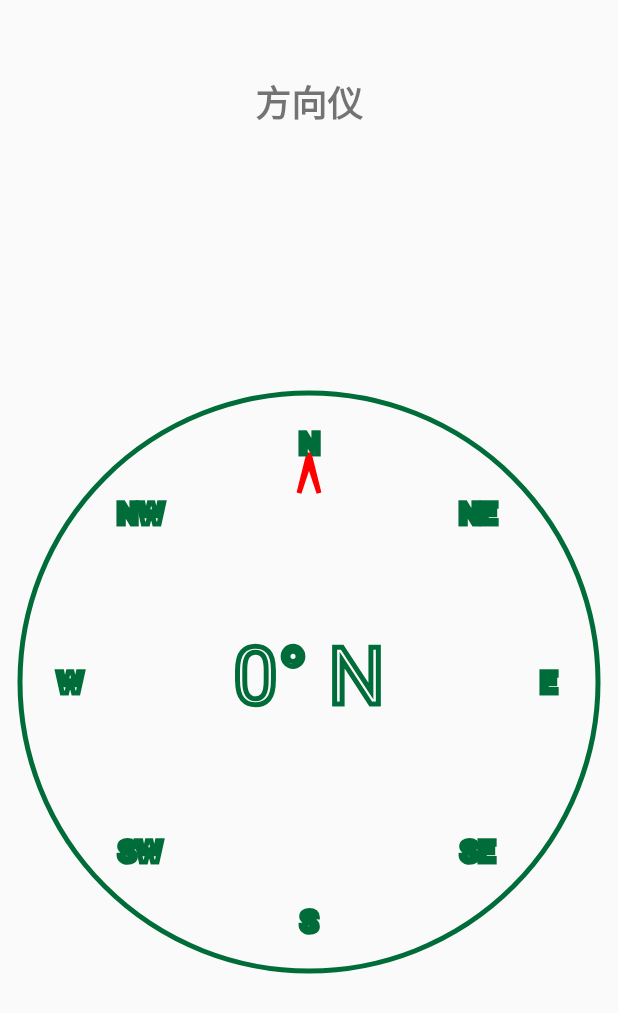
After one commit to HR10108/GRWC_self, an Android app: the CompassActivity screen opened directly, with no data from a screen before it, on a phone screen of 412 x 824 dp. The commit adds this screen. Shown: the top 1013 px of the screen. Run offline under Robolectric (Android 15) with nearby library versions, the phone set to English and light mode, and no system bars.

Commit message:
完成方向仪，但是目前硬件好像出了点问题

```diff
--- /dev/null
+++ b/app/src/main/java/no/nordicsemi/android/nrftoolbox/compass/CompassActivity.java
@@ -0,0 +1,89 @@
+package no.nordicsemi.android.nrftoolbox.compass;
+
+import androidx.appcompat.app.AppCompatActivity;
+import androidx.localbroadcastmanager.content.LocalBroadcastManager;
+
+import no.nordicsemi.android.nrftoolbox.R;
+import no.nordicsemi.android.nrftoolbox.uart.UARTService;
+import no.nordicsemi.android.nrftoolbox.utility.DataConvey;
+
+import android.content.BroadcastReceiver;
+import android.content.Context;
+import android.content.Intent;
+import android.content.IntentFilter;
+import android.os.Bundle;
+import android.util.Log;
+import android.widget.TextView;
+
+public class CompassActivity extends AppCompatActivity {
+    private CompassView compassView;
+    private TextView textView;
+    @Override
+    protected void onCreate(Bundle savedInstanceState) {
+        super.onCreate(savedInstanceState);
+        setContentView(R.layout.activity_compass);
+        compassView = findViewById(R.id.compass_view);
+        compassView.start();
+        textView = findViewById(R.id.direction_text);
+        Log.e("hello_compass","onCreate");
+    }
+
+    @Override
+    protected void onResume() {
+        Log.e("hello_compass","onResume");
+        super.onResume();
+        compassView.start();
+    }
+
+    @Override
+    protected void onPause() {
+        Log.e("hello_compass","onPause");
+        super.onPause();
+        compassView.stop();
+    }
+
+    //以下部分真的应该写个基类的QAQ
+    private static IntentFilter makeIntentFilter() {
+        final IntentFilter intentFilter = new IntentFilter();
+        intentFilter.addAction(UARTService.BROADCAST_UART_RX);
+        return intentFilter;
+    }
+
+    protected void onInitialize(final Bundle savedInstanceState) {
+        LocalBroadcastManager.getInstance(this).registerReceiver(mBroadcastReceiver, makeIntentFilter());
+    }
+
+    private final BroadcastReceiver mBroadcastReceiver = new BroadcastReceiver() {
+        @Override
+        public void onReceive(final Context context, final Intent intent) {
+            final String action = intent.getAction();
+            if (UARTService.BROADCAST_UART_RX.equals(action)) {
+                //开始帧数据的处理
+                String[] RXdata = DataConvey.RX_DATA.split("\\-");  //将字符串组劈开
+                short[] buffer = new short[RXdata.length];
+                for(int i = 0; i < buffer.length; i++) {  //将字符串转换成short数组
+                    buffer[i] = Short.parseShort(RXdata[i],16);
+                }
+                if ((buffer[0] == 0xa5) && (buffer[1] == 0x5a))  //判断帧头
+                {
+                    int len = buffer[2];  //取帧长
+                    if (buffer.length == len + 2)   //判断帧是否完整
+                    {
+                        int checksum = 0;
+                        for (byte i = 2 ; i < len; i++) {
+                            checksum += buffer[i];
+                        }
+                        if (checksum % 256 == buffer[len]) { //判断校验位
+                            if (buffer[3] == 0xA1)  //
+                            {
+                                Log.e("hello_compass_activity", String.valueOf(DataConvey.yaw));
+                            }
+                        }
+                    }
+                }
+
+            }
+        }
+    };
+
+}
--- /dev/null
+++ b/app/src/main/java/no/nordicsemi/android/nrftoolbox/compass/CompassView.java
@@ -0,0 +1,131 @@
+package no.nordicsemi.android.nrftoolbox.compass;
+
+import android.content.Context;
+import android.graphics.Canvas;
+import android.graphics.Color;
+import android.graphics.Paint;
+import android.graphics.Path;
+import android.graphics.Typeface;
+import android.hardware.Sensor;
+import android.hardware.SensorEvent;
+import android.hardware.SensorEventListener;
+import android.hardware.SensorManager;
+import android.util.AttributeSet;
+import android.util.Log;
+import android.view.View;
+import android.graphics.Rect;
+import no.nordicsemi.android.nrftoolbox.R;
+import no.nordicsemi.android.nrftoolbox.utility.DataConvey;
+
+public class CompassView extends View implements SensorEventListener {
+    private static final String[] DIRECTIONS = {"N", "NE", "E", "SE", "S", "SW", "W", "NW"};
+    private Paint paint;
+    private float direction = 0;
+    private SensorManager sensorManager;
+
+    public CompassView(Context context, AttributeSet attrs) {
+        super(context, attrs);
+        init();
+    }
+
+    private void init() {
+        paint = new Paint(Paint.ANTI_ALIAS_FLAG);
+        paint.setStyle(Paint.Style.STROKE);
+        paint.setStrokeWidth(5);
+        paint.setColor(Color.rgb(0,108,57));
+
+        sensorManager = (SensorManager) getContext().getSystemService(Context.SENSOR_SERVICE);
+    }
+
+    private float TransferData1(float Data1){
+        if (Data1 > 0){
+            return Data1 %360;
+        }else{
+            return (360+Data1)%360;
+        }
+    }
+
+    @Override
+    protected void onDraw(Canvas canvas) {
+        super.onDraw(canvas);
+        paint.setColor(Color.rgb(0,108,57));
+        direction = TransferData1(DataConvey.yaw);
+        Log.e("hello_compass_onDraw", String.valueOf(direction));
+        int cx = getWidth() / 2;
+        int cy = getHeight() / 2;
+        int radius = Math.min(cx, cy) - 20;
+
+        canvas.drawCircle(cx, cy, radius, paint);
+
+        canvas.save();
+        canvas.rotate(direction, cx, cy);
+
+        paint.setColor(Color.RED);
+        Path path = new Path();
+        path.moveTo(cx, cy - radius + 60);
+        path.lineTo(cx - 10, cy - radius + 100);
+        path.lineTo(cx, cy - radius + 70);
+        path.lineTo(cx + 10, cy - radius + 100);
+        path.close();
+        canvas.drawPath(path, paint);
+        canvas.restore();
+
+        paint.setColor(Color.rgb(0,108,57));
+        paint.setTextSize(30);
+        paint.setTypeface(Typeface.DEFAULT_BOLD);
+        Rect rect = new Rect();
+        for (int i = 0; i < DIRECTIONS.length; i++) {
+            String direction = DIRECTIONS[i];
+            paint.getTextBounds(direction, 0, direction.length(), rect);
+            float textWidth = paint.measureText(direction);
+            float angle = (float) Math.toRadians(i * (360f / DIRECTIONS.length));
+            float x = cx + (radius - 50) * (float) Math.sin(angle) - textWidth / 2;
+            float y = cy - (radius - 50) * (float) Math.cos(angle) + rect.height() / 2;
+            canvas.drawText(direction, x, y, paint);
+        }
+
+        paint.setTypeface(Typeface.DEFAULT);
+        // 计算方向和度数
+        String[] directions = {"N", "NE", "E", "SE", "S", "SW", "W", "NW", "N"};
+        int angle = (int) direction;
+        int index = (angle) / 45;
+        String degree = String.valueOf(angle) + "°";
+        String direction = directions[index];
+
+        paint.setTextSize(80);
+        String text = degree + " " + direction;
+        float textWidth = paint.measureText(text);
+        Paint.FontMetrics fm = paint.getFontMetrics();
+        float textHeight = fm.descent - fm.ascent;
+
+        // 计算文字起始位置
+        float x = cx - textWidth / 2;
+        float y = cy + textHeight / 2;
+        // 绘制文字
+        canvas.drawText(text, x, y-25, paint);
+
+    }
+
+    @Override
+    public void onSensorChanged(SensorEvent event) {
+        if (event.sensor.getType() == Sensor.TYPE_ORIENTATION) {
+//            direction = event.values[0];
+            invalidate();
+        }
+    }
+
+    @Override
+    public void onAccuracyChanged(Sensor sensor, int accuracy) {
+
+    }
+
+    public void start() {
+        sensorManager.registerListener(this, sensorManager.getDefaultSensor(Sensor.TYPE_ORIENTATION),
+                SensorManager.SENSOR_DELAY_GAME);
+    }
+
+    public void stop() {
+        sensorManager.unregisterListener(this);
+    }
+
+}
--- /dev/null
+++ b/app/src/main/res/layout/activity_compass.xml
@@ -0,0 +1,23 @@
+<?xml version="1.0" encoding="utf-8"?>
+<RelativeLayout xmlns:android="http://schemas.android.com/apk/res/android"
+    android:layout_width="match_parent"
+    android:layout_height="match_parent">
+
+    <TextView
+        android:id="@+id/direction_text"
+        android:layout_width="wrap_content"
+        android:layout_height="wrap_content"
+        android:layout_centerHorizontal="true"
+        android:layout_marginTop="50dp"
+        android:text="方向仪"
+        android:textSize="24sp"
+        android:textStyle="bold" />
+
+    <no.nordicsemi.android.nrftoolbox.compass.CompassView
+        android:id="@+id/compass_view"
+        android:layout_width="wrap_content"
+        android:layout_height="wrap_content"
+        android:layout_below="@id/direction_text"
+        android:layout_centerHorizontal="true"/>
+
+</RelativeLayout>
--- a/app/src/main/res/menu/bottom_menu.xml
+++ b/app/src/main/res/menu/bottom_menu.xml
@@ -9,7 +9,7 @@
         android:icon="@drawable/threedimension"
         android:title="3D显示" />
     <item
-        android:id="@+id/navigation_calibration"
+        android:id="@+id/navigation_compass"
         android:icon="@drawable/____compass_one"
         android:title="方向指南" />
     <item
```
Also changed, not shown: app/src/main/AndroidManifest.xml (+6 -6 lines), app/src/main/java/no/nordicsemi/android/nrftoolbox/MainActivity.java (+8 -17 lines), app/src/main/java/no/nordicsemi/android/nrftoolbox/MainActivityHello.java (+18 -0 lines).
